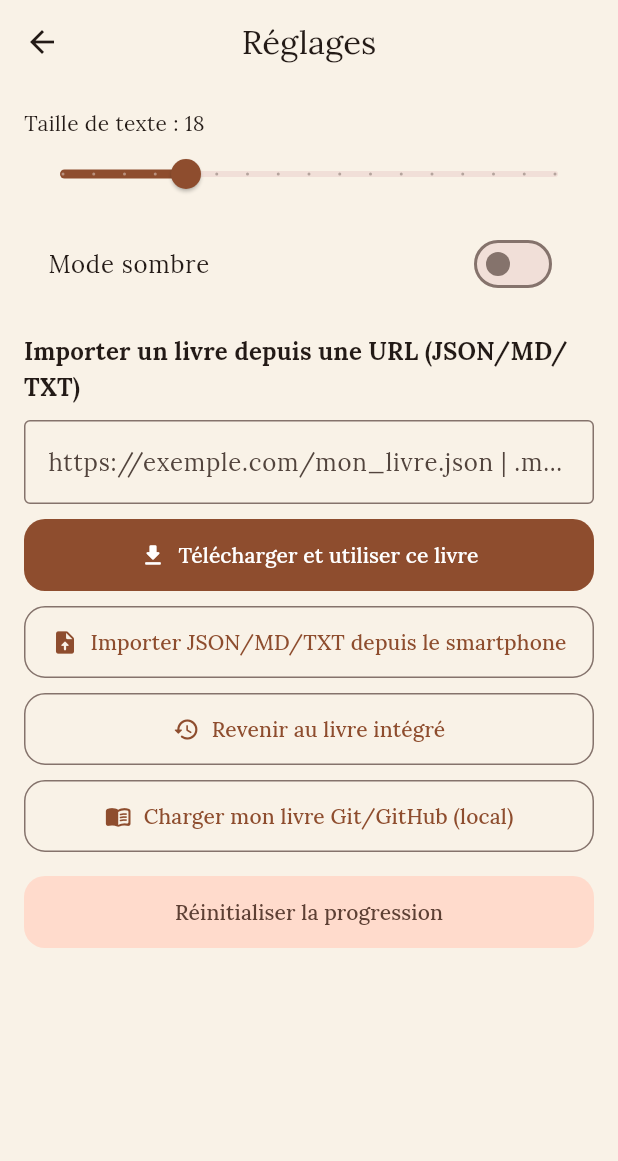
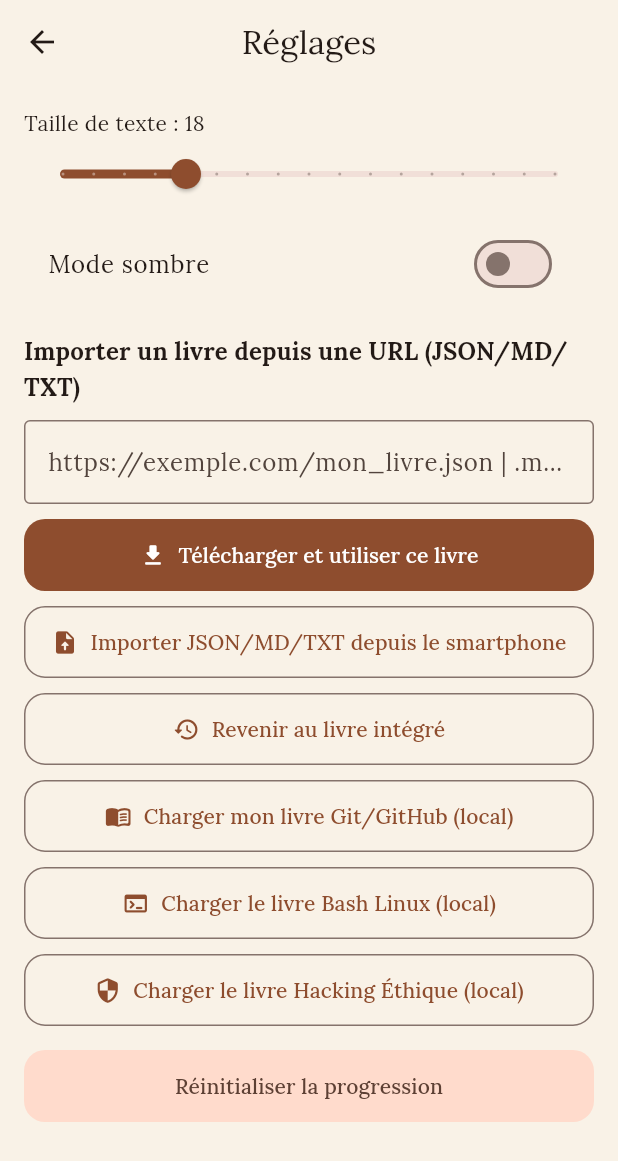
Before and after one commit to stephaneG-frep/LivreVivant, a Flutter app: the screen it shows after launch, in the side drawer, after a tap on "Réglages", on a phone screen of 412 x 824 dp. Shown: the top 1161 px of the screen. Run offline on Flutter 3.47's test engine with Material 3 defaults, Android fonts, the phone set to English and light mode, and no system bars; our stand-ins replace file_picker, flutter_markdown, google_fonts, shared_preferences.

Commit message:
icone widjet

```diff
--- a/lib/screens/home_screen.dart
+++ b/lib/screens/home_screen.dart
@@ -73,12 +73,30 @@ class _HomeScreenState extends State<HomeScreen> {
                       duration: const Duration(milliseconds: 180),
                       transform: Matrix4.identity()
                         ..translateByDouble(_coverOffset.dx, _coverOffset.dy, 0, 1),
-                      child: ClipRRect(
-                        borderRadius: BorderRadius.circular(24),
-                        child: Image.asset(
-                          book.cover,
-                          height: 260,
-                          fit: BoxFit.cover,
+                      child: Container(
+                        height: 260,
+                        decoration: BoxDecoration(
+                          borderRadius: BorderRadius.circular(24),
+                          gradient: const LinearGradient(
+                            begin: Alignment.topLeft,
+                            end: Alignment.bottomRight,
+                            colors: [
+                              Color(0xFFAA5A3D),
+                              Color(0xFFD08A56),
+                              Color(0xFF6F3C2A),
+                            ],
+                          ),
+                        ),
+                        alignment: Alignment.center,
+                        padding: const EdgeInsets.symmetric(horizontal: 24),
+                        child: Text(
+                          book.title,
+                          textAlign: TextAlign.center,
+                          style: Theme.of(context).textTheme.headlineSmall?.copyWith(
+                                color: Colors.white,
+                                fontWeight: FontWeight.w800,
+                                height: 1.25,
+                              ),
                         ),
                       ),
                     ),
--- a/lib/screens/settings_screen.dart
+++ b/lib/screens/settings_screen.dart
@@ -105,6 +105,22 @@ class _SettingsScreenState extends State<SettingsScreen> {
                 icon: const Icon(Icons.menu_book_rounded),
                 label: const Text('Charger mon livre Git/GitHub (local)'),
               ),
+              const SizedBox(height: 10),
+              OutlinedButton.icon(
+                onPressed: provider.isImporting
+                    ? null
+                    : () => _loadBashBook(context, provider),
+                icon: const Icon(Icons.terminal_rounded),
+                label: const Text('Charger le livre Bash Linux (local)'),
+              ),
+              const SizedBox(height: 10),
+              OutlinedButton.icon(
+                onPressed: provider.isImporting
+                    ? null
+                    : () => _loadEthicalHackingBook(context, provider),
+                icon: const Icon(Icons.security_rounded),
+                label: const Text('Charger le livre Hacking Éthique (local)'),
+              ),
               if (currentUrl != null) ...[
                 const SizedBox(height: 8),
                 Text('Livre externe actuel : $currentUrl'),
@@ -197,6 +213,22 @@ class _SettingsScreenState extends State<SettingsScreen> {
     );
   }
 
+  Future<void> _loadBashBook(BuildContext context, ReadingProvider provider) async {
+    await provider.loadBundledBook('assets/books/livre_pedagogique_bash_linux.md');
+    if (!context.mounted) return;
+    ScaffoldMessenger.of(context).showSnackBar(
+      const SnackBar(content: Text('Livre Bash Linux local chargé.')),
+    );
+  }
+
+  Future<void> _loadEthicalHackingBook(BuildContext context, ReadingProvider provider) async {
+    await provider.loadBundledBook('assets/books/hacking_etique.md');
+    if (!context.mounted) return;
+    ScaffoldMessenger.of(context).showSnackBar(
+      const SnackBar(content: Text('Livre Hacking Éthique local chargé.')),
+    );
+  }
+
   void _showResetDialog(BuildContext context, ReadingProvider provider) {
     showDialog<void>(
       context: context,
```
Also changed, not shown: pubspec.yaml (+10 -0 lines), pubspec.lock, 16 other files.
